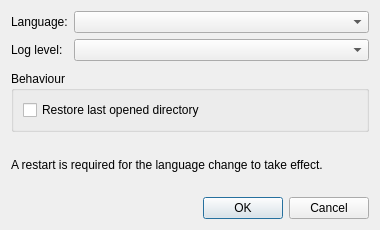
Before: the Qt Designer form src/pbrenamer/ui/settings_dialog.ui in ppoilbarbe/PBRenamer, drawn with Qt 5.
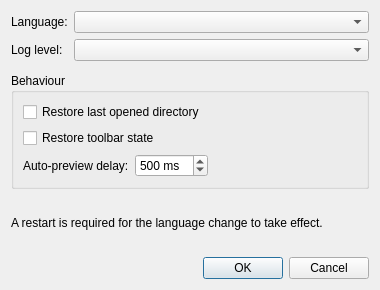
After: the same form once the commit is applied.

Commit message: feat: undo button count, case/align fields, settings, i18n tooling

Diff of the .ui file:
```diff
--- a/src/pbrenamer/ui/settings_dialog.ui
+++ b/src/pbrenamer/ui/settings_dialog.ui
@@ -3,7 +3,7 @@
  <class>SettingsDialog</class>
  <widget class="QDialog" name="SettingsDialog">
   <property name="geometry">
-   <rect><x>0</x><y>0</y><width>380</width><height>230</height></rect>
+   <rect><x>0</x><y>0</y><width>380</width><height>290</height></rect>
   </property>
   <property name="minimumSize">
    <size><width>340</width><height>0</height></size>
@@ -46,6 +46,38 @@
         <property name="toolTip"><string>On startup, reopen the directory that was active in the previous session</string></property>
        </widget>
       </item>
+      <item>
+       <widget class="QCheckBox" name="chkRestoreToolbarState">
+        <property name="text"><string>Restore toolbar state</string></property>
+        <property name="toolTip"><string>On startup, restore the toolbar settings from the previous session (display mode, recursive, keep extension, auto-preview, filter)</string></property>
+       </widget>
+      </item>
+      <item>
+       <layout class="QHBoxLayout" name="layoutPreviewDelay">
+        <item>
+         <widget class="QLabel" name="lblPreviewDelay">
+          <property name="text"><string>Auto-preview delay:</string></property>
+          <property name="toolTip"><string>Debounce delay before the preview refreshes after a search or replacement pattern change (ms)</string></property>
+         </widget>
+        </item>
+        <item>
+         <widget class="QSpinBox" name="spnPreviewDelay">
+          <property name="toolTip"><string>Debounce delay before the preview refreshes after a search or replacement pattern change (ms)</string></property>
+          <property name="minimum"><number>100</number></property>
+          <property name="maximum"><number>1000</number></property>
+          <property name="singleStep"><number>100</number></property>
+          <property name="value"><number>500</number></property>
+          <property name="suffix"><string> ms</string></property>
+         </widget>
+        </item>
+        <item>
+         <spacer name="spacerPreviewDelay">
+          <property name="orientation"><enum>Qt::Horizontal</enum></property>
+          <property name="sizeHint" stdset="0"><size><width>40</width><height>20</height></size></property>
+         </spacer>
+        </item>
+       </layout>
+      </item>
      </layout>
     </widget>
    </item>
```
The commit also changes 19 other files.
